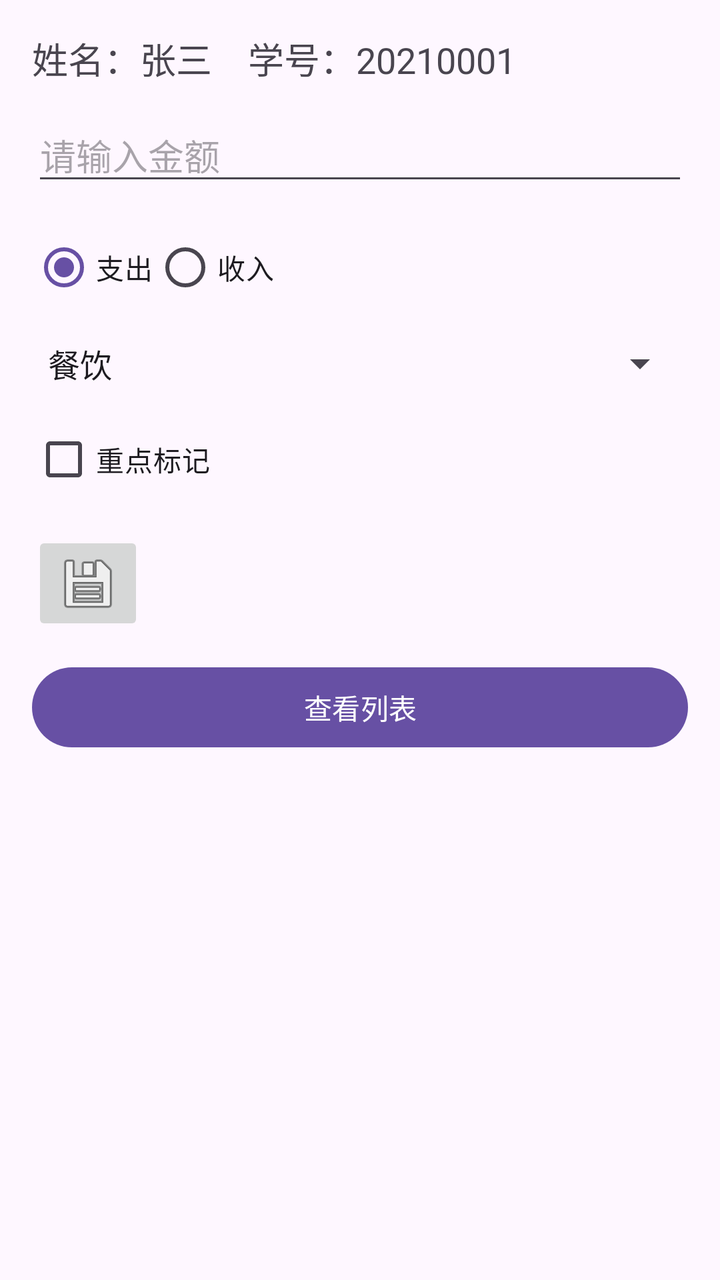
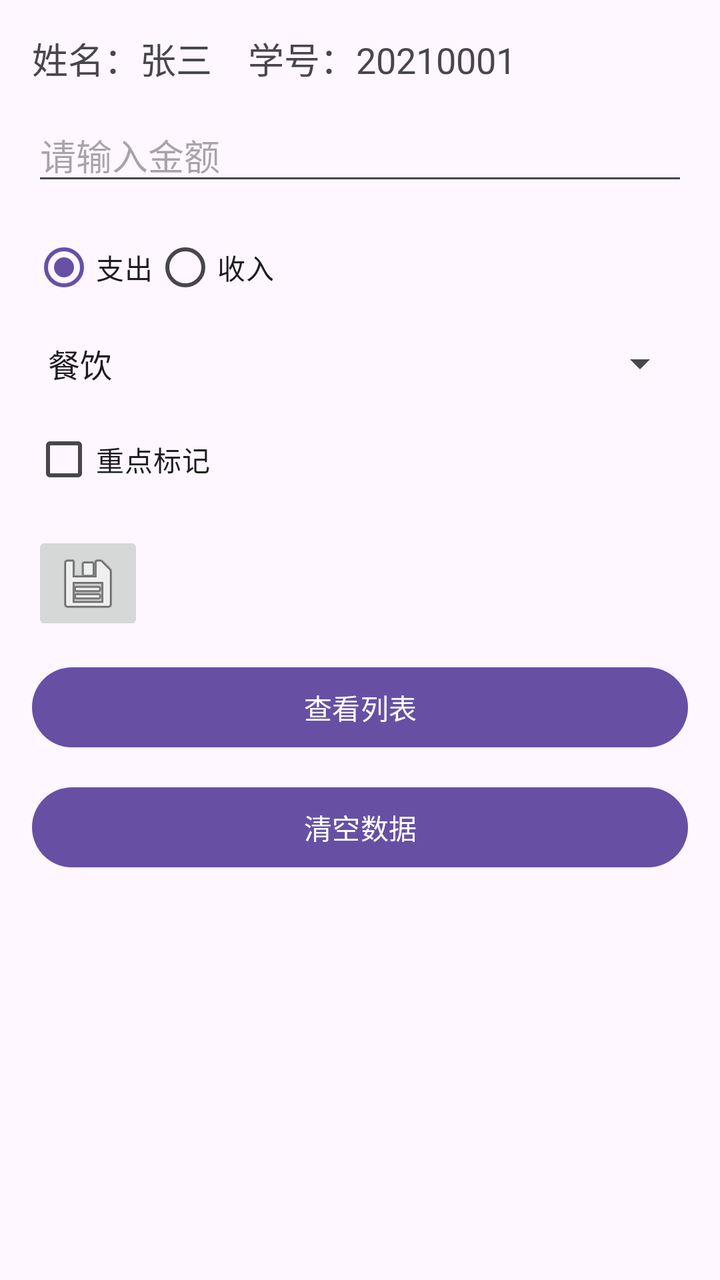

An Android layout rendered at two revisions. The XML below is the earlier revision; the diff shows what the commit changed to produce the second picture.
<!-- AndroidManifest.xml: application theme Theme.FinBook -->
<!-- res/layout/activity_main.xml -->
<?xml version="1.0" encoding="utf-8"?>
<LinearLayout xmlns:android="http://schemas.android.com/apk/res/android"
    android:id="@+id/main"
    android:layout_width="match_parent"
    android:layout_height="match_parent"
    android:orientation="vertical"
    android:padding="16dp">

    
    <TextView
        android:id="@+id/tv_student_info"
        android:layout_width="wrap_content"
        android:layout_height="wrap_content"
        android:text="姓名：张三　学号：20210001"
        android:textSize="18sp" />

    
    <EditText
        android:id="@+id/et_amount"
        android:layout_width="match_parent"
        android:layout_height="wrap_content"
        android:layout_marginTop="12dp"
        android:hint="请输入金额"
        android:inputType="numberDecimal" />

    
    <RadioGroup
        android:id="@+id/rg_type"
        android:layout_width="wrap_content"
        android:layout_height="wrap_content"
        android:layout_marginTop="12dp"
        android:orientation="horizontal">

        <RadioButton
            android:id="@+id/rb_expense"
            android:layout_width="wrap_content"
            android:layout_height="wrap_content"
            android:checked="true"
            android:text="支出" />

        <RadioButton
            android:id="@+id/rb_income"
            android:layout_width="wrap_content"
            android:layout_height="wrap_content"
            android:text="收入" />
    </RadioGroup>

    
    <Spinner
        android:id="@+id/sp_category"
        android:layout_width="match_parent"
        android:layout_height="wrap_content"
        android:layout_marginTop="12dp"
        android:entries="@array/bill_categories" />

    
    <CheckBox
        android:id="@+id/cb_important"
        android:layout_width="wrap_content"
        android:layout_height="wrap_content"
        android:layout_marginTop="12dp"
        android:text="重点标记" />

    
    <ImageButton
        android:id="@+id/btn_save"
        android:layout_width="wrap_content"
        android:layout_height="wrap_content"
        android:layout_marginTop="12dp"
        android:contentDescription="保存"
        android:src="@android:drawable/ic_menu_save" />

    
    <Button
        android:id="@+id/btn_view_list"
        android:layout_width="match_parent"
        android:layout_height="wrap_content"
        android:layout_marginTop="12dp"
        android:text="查看列表" />

</LinearLayout>
<!-- resources referenced by this layout -->
<resources>
  <string-array name="bill_categories">
          <item>餐饮</item>
          <item>交通</item>
          <item>购物</item>
          <item>娱乐</item>
          <item>工资</item>
          <item>其他</item>
      </string-array>
  <style name="Theme.FinBook" parent="Base.Theme.FinBook" />
  <style name="Base.Theme.FinBook" parent="Theme.Material3.DayNight.NoActionBar">
          
          
      </style>
</resources>

<!-- the commit's change to res/layout/activity_main.xml (unified diff, before → after) -->
@@ -78,4 +78,12 @@
         android:layout_marginTop="12dp"
         android:text="查看列表" />
 
+    
+    <Button
+        android:id="@+id/btn_clear"
+        android:layout_width="match_parent"
+        android:layout_height="wrap_content"
+        android:layout_marginTop="12dp"
+        android:text="清空数据" />
+
 </LinearLayout>
